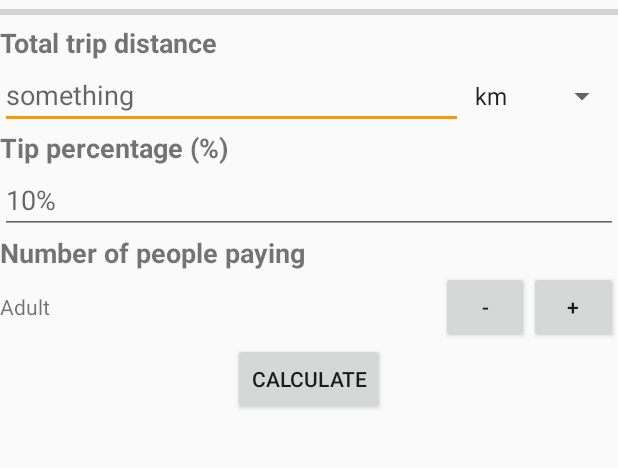
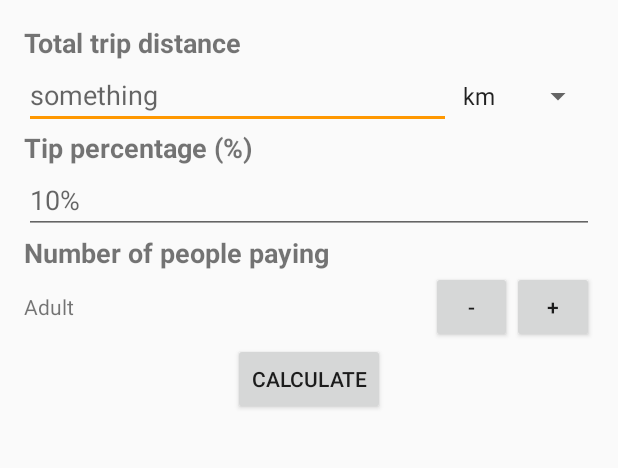
Before and after one commit to cqpham/SEG3125_Project, an Android app: the screen it shows after launch (MainActivity), on a phone screen of 412 x 824 dp, the part 84-552 px from its top. Run offline under Robolectric (Android 15) with nearby library versions, the phone set to English and light mode, and no system bars.

```diff
--- a/app/build.gradle
+++ b/app/build.gradle
@@ -28,4 +28,5 @@ dependencies {
     compile 'com.android.support:cardview-v7:25.1.1'
     compile 'com.android.support:recyclerview-v7:25.1.1'
     testCompile 'junit:junit:4.12'
+    compile 'com.takisoft.fix:preference-v7:25.1.1.0'
 }
--- a/app/src/main/java/com/cpham/lab1_android/MainActivity.java
+++ b/app/src/main/java/com/cpham/lab1_android/MainActivity.java
@@ -1,5 +1,7 @@
 package com.cpham.lab1_android;
 
+import android.content.Intent;
+import android.preference.PreferenceActivity;
 import android.support.v4.app.Fragment;
 import android.support.v4.app.FragmentManager;
 import android.support.v4.app.FragmentTransaction;
@@ -45,6 +47,9 @@ public class MainActivity extends AppCompatActivity {
 
         //noinspection SimplifiableIfStatement
         if (id == R.id.action_settings) {
+            Intent i = new Intent(this, PreferenceActivity.class);
+            startActivity(i);
+            //displayView(1);
             return true;
         }
 
@@ -58,6 +63,8 @@ public class MainActivity extends AppCompatActivity {
             case 0:
                 fragment = new MainFragment();
                 break;
+            case 1:
+                break;
             default:
                 break;
         }
--- a/app/src/main/res/layout/fragment_main.xml
+++ b/app/src/main/res/layout/fragment_main.xml
@@ -8,12 +8,13 @@
     <LinearLayout
         android:layout_width="fill_parent"
         android:layout_height="match_parent"
-        android:orientation="vertical">
-        <ProgressBar
+        android:orientation="vertical"
+        android:layout_margin="16dp">
+<!--        <ProgressBar
             style="?android:attr/progressBarStyleHorizontal"
             android:layout_width="match_parent"
             android:layout_height="wrap_content"
-            android:id="@+id/progressBar2" />
+            android:id="@+id/progressBar2" />-->
         <TextView
             android:layout_width="match_parent"
             android:layout_height="wrap_content"
--- a/app/src/main/res/menu/menu_main.xml
+++ b/app/src/main/res/menu/menu_main.xml
@@ -8,5 +8,5 @@
         android:id="@+id/action_settings"
         android:title="@string/settings_menu"
         android:orderInCategory="1"
-        app:showAsAction="never"/>
+        app:showAsAction="never" />
 </menu>
```
Also changed, not shown: app/src/main/res/values/strings.xml (+13 -0 lines).
